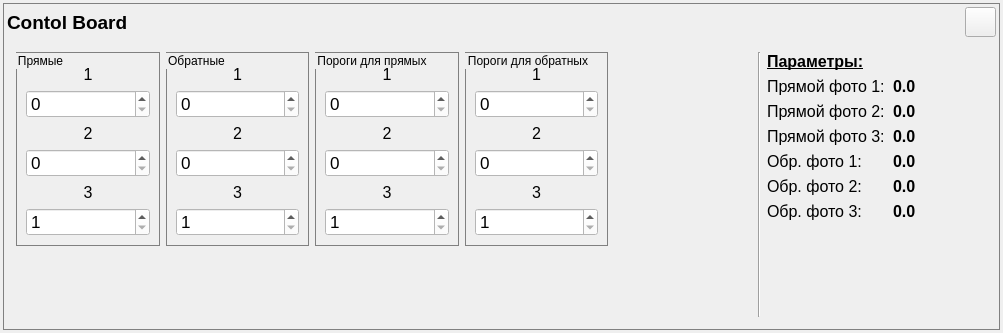
Old version of the form cb_panel.ui in the repository bulkanul/EVO_YFL_1064_GUI_coherent2.
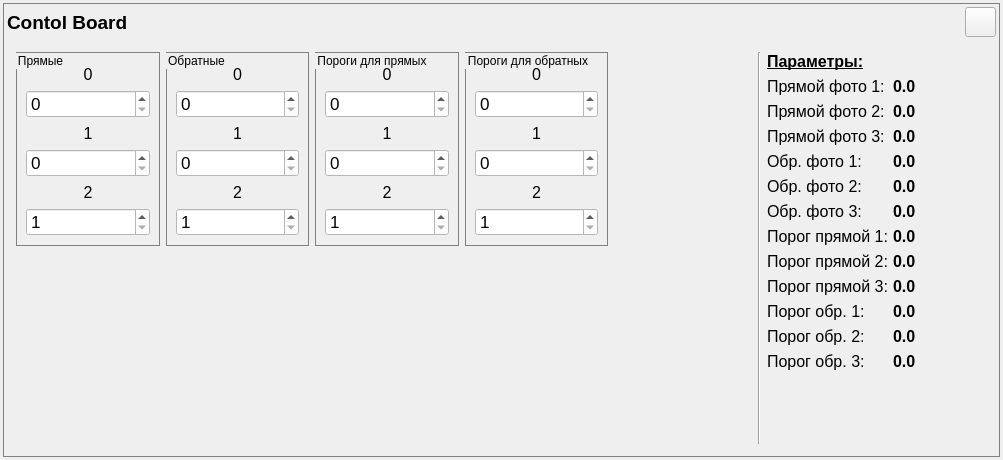
New version of the form. Icons and pictures are not drawn.

What changed in the file:
```diff
--- a/cb_panel.ui
+++ b/cb_panel.ui
@@ -7,7 +7,7 @@
     <x>0</x>
     <y>0</y>
     <width>1003</width>
-    <height>333</height>
+    <height>460</height>
    </rect>
   </property>
   <property name="windowTitle">
@@ -159,7 +159,7 @@
                    </font>
                   </property>
                   <property name="text">
-                   <string>1</string>
+                   <string>0</string>
                   </property>
                   <property name="alignment">
                    <set>Qt::AlignCenter</set>
@@ -239,7 +239,7 @@
                    </font>
                   </property>
                   <property name="text">
-                   <string>2</string>
+                   <string>1</string>
                   </property>
                   <property name="alignment">
                    <set>Qt::AlignCenter</set>
@@ -319,7 +319,7 @@
                    </font>
                   </property>
                   <property name="text">
-                   <string>3</string>
+                   <string>2</string>
                   </property>
                   <property name="alignment">
                    <set>Qt::AlignCenter</set>
@@ -440,7 +440,7 @@
                    </font>
                   </property>
                   <property name="text">
-                   <string>1</string>
+                   <string>0</string>
                   </property>
                   <property name="alignment">
                    <set>Qt::AlignCenter</set>
@@ -520,7 +520,7 @@
                    </font>
                   </property>
                   <property name="text">
-                   <string>2</string>
+                   <string>1</string>
                   </property>
                   <property name="alignment">
                    <set>Qt::AlignCenter</set>
@@ -600,7 +600,7 @@
                    </font>
                   </property>
                   <property name="text">
-                   <string>3</string>
+                   <string>2</string>
                   </property>
                   <property name="alignment">
                    <set>Qt::AlignCenter</set>
@@ -721,7 +721,7 @@
                    </font>
                   </property>
                   <property name="text">
-                   <string>1</string>
+                   <string>0</string>
                   </property>
                   <property name="alignment">
                    <set>Qt::AlignCenter</set>
@@ -801,7 +801,7 @@
                    </font>
                   </property>
                   <property name="text">
-                   <string>2</string>
+                   <string>1</string>
                   </property>
                   <property name="alignment">
                    <set>Qt::AlignCenter</set>
@@ -881,7 +881,7 @@
                    </font>
                   </property>
                   <property name="text">
-                   <string>3</string>
+                   <string>2</string>
                   </property>
                   <property name="alignment">
                    <set>Qt::AlignCenter</set>
@@ -1002,7 +1002,7 @@
                    </font>
                   </property>
                   <property name="text">
-                   <string>1</string>
+                   <string>0</string>
                   </property>
                   <property name="alignment">
                    <set>Qt::AlignCenter</set>
@@ -1082,7 +1082,7 @@
                    </font>
                   </property>
                   <property name="text">
-                   <string>2</string>
+                   <string>1</string>
                   </property>
                   <property name="alignment">
                    <set>Qt::AlignCenter</set>
@@ -1162,7 +1162,7 @@
                    </font>
                   </property>
                   <property name="text">
-                   <string>3</string>
+                   <string>2</string>
                   </property>
                   <property name="alignment">
                    <set>Qt::AlignCenter</set>
@@ -1619,6 +1619,306 @@
                </property>
               </widget>
              </item>
+             <item row="6" column="0">
+              <widget class="QLabel" name="label_38">
+               <property name="minimumSize">
+                <size>
+                 <width>120</width>
+                 <height>0</height>
+                </size>
+               </property>
+               <property name="maximumSize">
+                <size>
+                 <width>120</width>
+                 <height>16777215</height>
+                </size>
+               </property>
+               <property name="font">
+                <font>
+                 <family>Arial</family>
+                 <pointsize>12</pointsize>
+                </font>
+               </property>
+               <property name="text">
+                <string>Порог прямой 1:</string>
+               </property>
+              </widget>
+             </item>
+             <item row="7" column="0">
+              <widget class="QLabel" name="label_39">
+               <property name="minimumSize">
+                <size>
+                 <width>120</width>
+                 <height>0</height>
+                </size>
+               </property>
+               <property name="maximumSize">
+                <size>
+                 <width>120</width>
+                 <height>16777215</height>
+                </size>
+               </property>
+               <property name="font">
+                <font>
+                 <family>Arial</family>
+                 <pointsize>12</pointsize>
+                </font>
+               </property>
+               <property name="text">
+                <string>Порог прямой 2:</string>
+               </property>
+              </widget>
+             </item>
+             <item row="8" column="0">
+              <widget class="QLabel" name="label_40">
+               <property name="minimumSize">
+                <size>
+                 <width>120</width>
+                 <height>0</height>
+                </size>
+               </property>
+               <property name="maximumSize">
+                <size>
+                 <width>120</width>
+                 <height>16777215</height>
+                </size>
+               </property>
+               <property name="font">
+                <font>
+                 <family>Arial</family>
+                 <pointsize>12</pointsize>
+                </font>
+               </property>
+               <property name="text">
+                <string>Порог прямой 3:</string>
+               </property>
+              </widget>
+             </item>
+             <item row="9" column="0">
+              <widget class="QLabel" name="label_44">
+               <property name="minimumSize">
+                <size>
+                 <width>120</width>
+                 <height>0</height>
+                </size>
+               </property>
+               <property name="maximumSize">
+                <size>
+                 <width>120</width>
+                 <height>16777215</height>
+                </size>
+               </property>
+               <property name="font">
+                <font>
+                 <family>Arial</family>
+                 <pointsize>12</pointsize>
+                </font>
+               </property>
+               <property name="text">
+                <string>Порог обр. 1:</string>
+               </property>
+              </widget>
+             </item>
+             <item row="10" column="0">
+              <widget class="QLabel" name="label_45">
+               <property name="minimumSize">
+                <size>
+                 <width>120</width>
+                 <height>0</height>
+                </size>
+               </property>
+               <property name="maximumSize">
+                <size>
+                 <width>120</width>
+                 <height>16777215</height>
+                </size>
+               </property>
+               <property name="font">
+                <font>
+                 <family>Arial</family>
+                 <pointsize>12</pointsize>
+                </font>
+               </property>
+               <property name="text">
+                <string>Порог обр. 2:</string>
+               </property>
+              </widget>
+             </item>
+             <item row="11" column="0">
+              <widget class="QLabel" name="label_46">
+               <property name="minimumSize">
+                <size>
+                 <width>120</width>
+                 <height>0</height>
+                </size>
+               </property>
+               <property name="maximumSize">
+                <size>
+                 <width>120</width>
+                 <height>16777215</height>
+                </size>
+               </property>
+               <property name="font">
+                <font>
+                 <family>Arial</family>
+                 <pointsize>12</pointsize>
+                </font>
+               </property>
+               <property name="text">
+                <string>Порог обр. 3:</string>
+               </property>
+              </widget>
+             </item>
+             <item row="6" column="1">
+              <widget class="QLabel" name="fp_label_7">
+               <property name="minimumSize">
+                <size>
+                 <width>80</width>
+                 <height>0</height>
+                </size>
+               </property>
+               <property name="maximumSize">
+                <size>
+                 <width>80</width>
+                 <height>16777215</height>
+                </size>
+               </property>
+               <property name="font">
+                <font>
+                 <pointsize>12</pointsize>
+                 <bold>true</bold>
+                </font>
+               </property>
+               <property name="text">
+                <string>0.0</string>
+               </property>
+              </widget>
+             </item>
+             <item row="7" column="1">
+              <widget class="QLabel" name="fp_label_8">
+               <property name="minimumSize">
+                <size>
+                 <width>80</width>
+                 <height>0</height>
+                </size>
+               </property>
+               <property name="maximumSize">
+                <size>
+                 <width>80</width>
+                 <height>16777215</height>
+                </size>
+               </property>
+               <property name="font">
+                <font>
+                 <pointsize>12</pointsize>
+                 <bold>true</bold>
+                </font>
+               </property>
+               <property name="text">
+                <string>0.0</string>
+               </property>
+              </widget>
+             </item>
+             <item row="8" column="1">
+              <widget class="QLabel" name="fp_label_9">
+               <property name="minimumSize">
+                <size>
+                 <width>80</width>
+                 <height>0</height>
+                </size>
+               </property>
+               <property name="maximumSize">
+                <size>
+                 <width>80</width>
+                 <height>16777215</height>
+                </size>
+               </property>
+               <property name="font">
+                <font>
+                 <pointsize>12</pointsize>
+                 <bold>true</bold>
+                </font>
+               </property>
+               <property name="text">
+                <string>0.0</string>
+               </property>
+              </widget>
+             </item>
+             <item row="9" column="1">
+              <widget class="QLabel" name="fp_label_10">
+               <property name="minimumSize">
+                <size>
+                 <width>80</width>
+                 <height>0</height>
+                </size>
+               </property>
+               <property name="maximumSize">
+                <size>
+                 <width>80</width>
+                 <height>16777215</height>
+                </size>
+               </property>
+               <property name="font">
+                <font>
+                 <pointsize>12</pointsize>
+                 <bold>true</bold>
+                </font>
+               </property>
+               <property name="text">
+                <string>0.0</string>
+               </property>
+              </widget>
+             </item>
+             <item row="10" column="1">
+              <widget class="QLabel" name="fp_label_11">
+               <property name="minimumSize">
+                <size>
+                 <width>80</width>
+                 <height>0</height>
+                </size>
+               </property>
+               <property name="maximumSize">
+                <size>
+                 <width>80</width>
+                 <height>16777215</height>
+                </size>
+               </property>
+               <property name="font">
+                <font>
+                 <pointsize>12</pointsize>
+                 <bold>true</bold>
+                </font>
+               </property>
+               <property name="text">
+                <string>0.0</string>
+               </property>
+              </widget>
+             </item>
+             <item row="11" column="1">
+              <widget class="QLabel" name="fp_label_12">
+               <property name="minimumSize">
+                <size>
+                 <width>80</width>
+                 <height>0</height>
+                </size>
+               </property>
+               <property name="maximumSize">
+                <size>
+                 <width>80</width>
+                 <height>16777215</height>
+                </size>
+               </property>
+               <property name="font">
+                <font>
+                 <pointsize>12</pointsize>
+                 <bold>true</bold>
+                </font>
+               </property>
+               <property name="text">
+                <string>0.0</string>
+               </property>
+              </widget>
+             </item>
             </layout>
            </item>
            <item>
```
Left out of the diff: 100 changed lines with no effect on the pictures.
